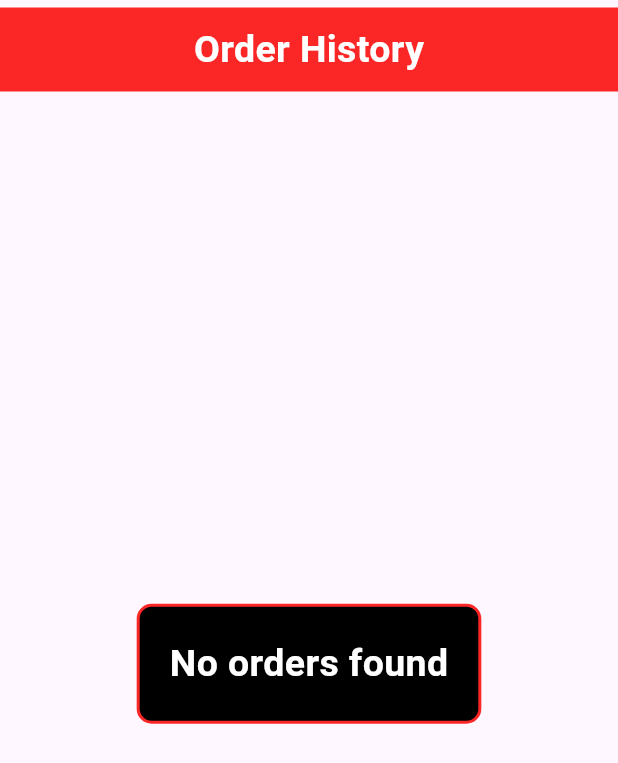
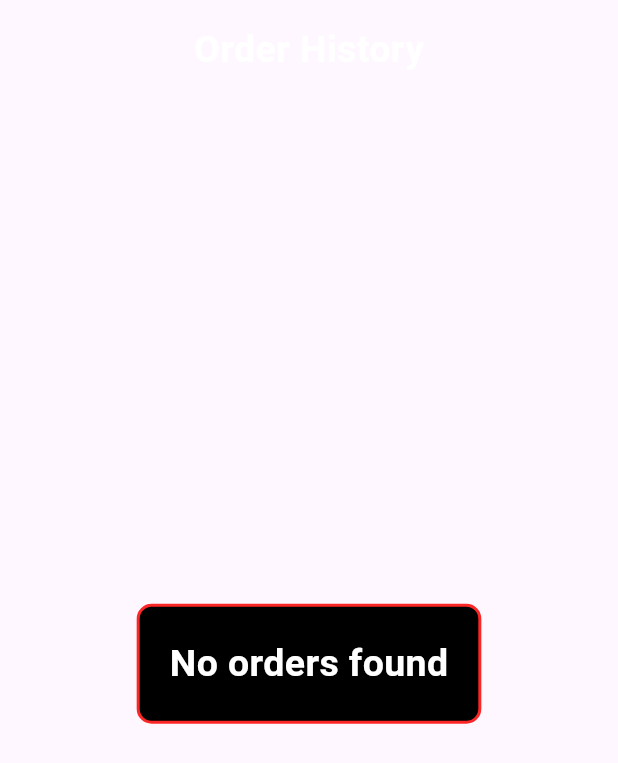
Before and after one commit to HaydenHuan03/AppDev, a Flutter app: the OrderHistoryPage widget shown alone on an empty page, opened directly with empty values, on a phone screen of 412 x 824 dp. Shown: the top 763 px of the screen. Run offline on Flutter 3.47's test engine with Material 3 defaults, Android fonts, the phone set to English and light mode, and no system bars; our stand-ins replace cloud_firestore, firebase_auth, firebase_core; accounts and stored records are empty.

Commit message:
adjust shopping page

```diff
--- a/lib/pages/shopping/cart.dart
+++ b/lib/pages/shopping/cart.dart
@@ -20,7 +20,6 @@ class CartListWidget extends StatelessWidget {
             children: [
               // "Cart List" container
               Container(
-                color: Color(0xFFFB2626),
                 padding: const EdgeInsets.all(10),
                 margin: const EdgeInsets.only(top: 5),
                 child: const Center(
--- a/lib/pages/shopping/order_history.dart
+++ b/lib/pages/shopping/order_history.dart
@@ -2,8 +2,8 @@ import 'package:flutter/material.dart';
 import 'package:utm_courtify/data/shopping_rental_data/order_history_service.dart';
 
 class OrderHistoryPage extends StatefulWidget {
-  final String userName; // Pass name to this page
-  final String userMatricNumStaffID; // Pass matricNum/staffID to this page
+  final String userName;
+  final String userMatricNumStaffID;
 
   const OrderHistoryPage({
     Key? key,
@@ -26,7 +26,6 @@ class _OrderHistoryPageState extends State<OrderHistoryPage> {
     fetchOrders();
   }
 
-  // Fetch order numbers based on  matricNum/staffID
   Future<void> fetchOrders() async {
     List<Map<String, dynamic>> result = await _orderService
         .fetchOrderNumbersByMatricID(widget.userMatricNumStaffID);
@@ -39,11 +38,9 @@ class _OrderHistoryPageState extends State<OrderHistoryPage> {
 
   @override
   Widget build(BuildContext context) {
-    return Scaffold(
-      body: Column(
+    return Column(
       children: [
         Container(
-            color: Color(0xFFFB2626),
           padding: const EdgeInsets.all(10),
           margin: const EdgeInsets.only(top: 5),
           child: const Center(
@@ -67,8 +64,7 @@ class _OrderHistoryPageState extends State<OrderHistoryPage> {
                         decoration: BoxDecoration(
                           color: Colors.black,
                           borderRadius: BorderRadius.circular(10),
-                            border:
-                                Border.all(color: Color(0xFFFB2626), width: 2),
+                          border: Border.all(color: Color(0xFFFB2626), width: 2),
                         ),
                         child: const Text(
                           'No orders found',
@@ -91,8 +87,8 @@ class _OrderHistoryPageState extends State<OrderHistoryPage> {
                               top: 10, bottom: 10, left: 20, right: 20),
                           decoration: BoxDecoration(
                             color: Colors.black,
-                              border: Border.all(
-                                  color: Color(0xFFFB2626), width: 2),
+                            border:
+                                Border.all(color: Color(0xFFFB2626), width: 2),
                             borderRadius: BorderRadius.circular(10),
                           ),
                           child: Row(
@@ -105,8 +101,7 @@ class _OrderHistoryPageState extends State<OrderHistoryPage> {
                               const SizedBox(width: 16),
                               Expanded(
                                 child: Column(
-                                    crossAxisAlignment:
-                                        CrossAxisAlignment.start,
+                                  crossAxisAlignment: CrossAxisAlignment.start,
                                   children: [
                                     Text(
                                       'Order Number: ${orders[index]['orderNumber']}',
@@ -142,7 +137,6 @@ class _OrderHistoryPageState extends State<OrderHistoryPage> {
                     ),
         ),
       ],
-      ),
     );
   }
 }
--- a/lib/pages/shopping/rental_detail.dart
+++ b/lib/pages/shopping/rental_detail.dart
@@ -41,10 +41,10 @@ class _RentalDetailPageState extends State<RentalDetailPage> {
   @override
   Widget build(BuildContext context) {
     return Scaffold(
+      backgroundColor: Colors.black,
       body: Column(
         children: [
           Container(
-            color: Color(0xFFFB2626),
             padding: const EdgeInsets.all(10),
             margin: const EdgeInsets.only(top: 5),
             child: const Center(
```
Also changed, not shown: pubspec.lock. Lines whose indentation alone changed are shown as unchanged.
